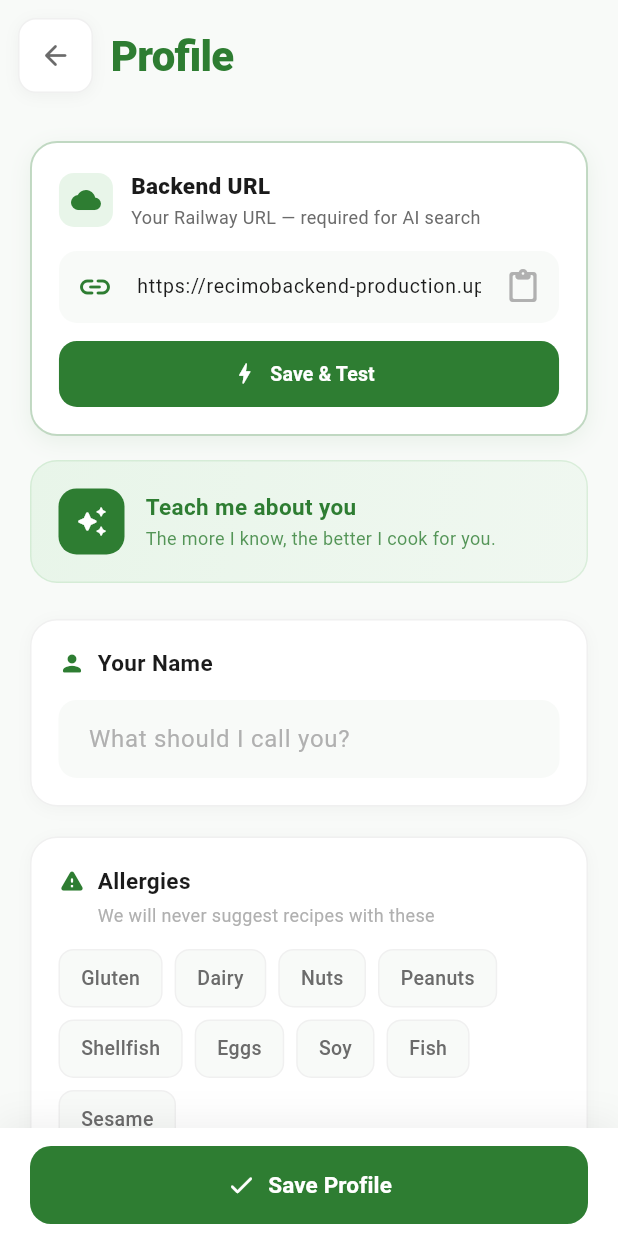
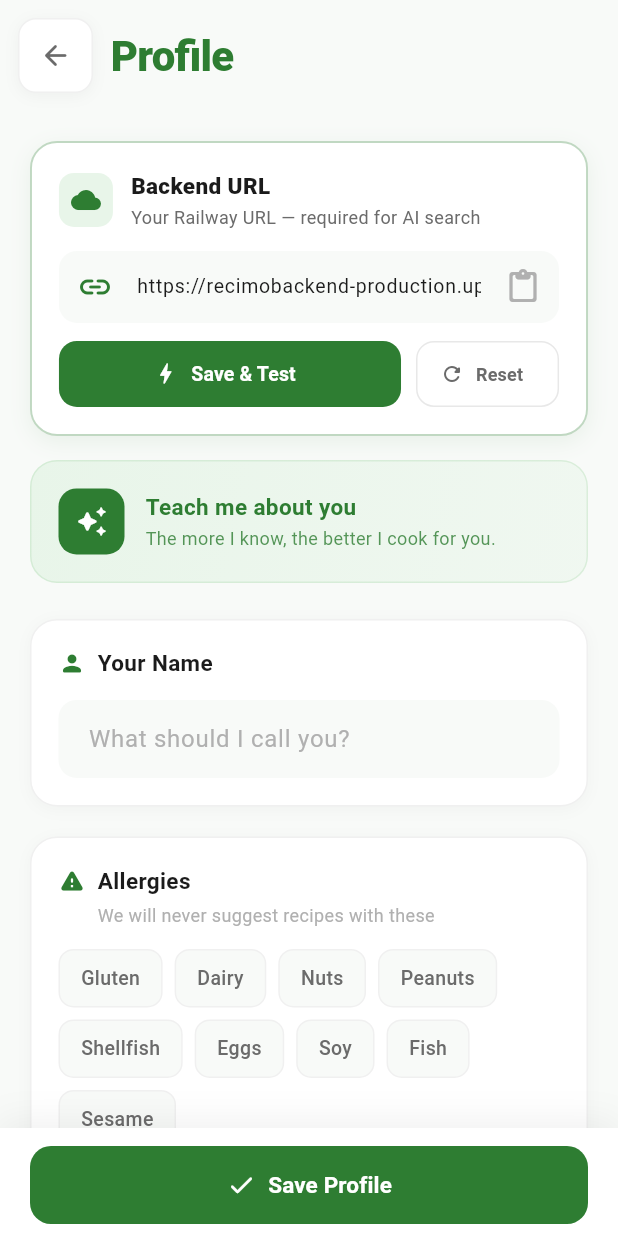
Before and after one commit to stossthegreat/Gobly, a Flutter app: the screen it shows after launch, after a tap on the "settings" icon, on a phone screen of 412 x 824 dp. Run offline on Flutter 3.47's test engine with Material 3 defaults, Android fonts, the phone set to English and light mode, and no system bars; our stand-ins replace shared_preferences, speech_to_text; accounts and stored records are empty; network calls fail; Roboto replaces fonts that are missing (SF Pro Display).

Commit message:
Bulletproof backend URL default + reset button
- Production Railway URL is the hardcoded default, not a compile-time fallback
- _backendUrl starts as the production default (not empty) so the very
  first request after boot always has a valid URL, even before load()
  resolves
- Auto-detects and wipes bad stored URLs from previous versions
  (localhost, 127.0.0.1, 10.0.2.2, non-http values)
- New resetToDefault() method clears stored URL and reverts to production
- Reset button added next to Save & Test in Settings — one tap restores
  the live Railway URL if the user got stuck with a bad value

```diff
--- a/lib/screens/settings_screen.dart
+++ b/lib/screens/settings_screen.dart
@@ -443,6 +443,33 @@ class _SettingsScreenState extends State<SettingsScreen> {
                         shape: RoundedRectangleBorder(
                           borderRadius: BorderRadius.circular(12),
                         ),
+                      ),
+                    ),
+                  ),
+                ),
+                const SizedBox(width: 10),
+                SizedBox(
+                  height: 44,
+                  child: OutlinedButton.icon(
+                    onPressed: _backendTesting
+                        ? null
+                        : () async {
+                            await AppSettingsService.instance.resetToDefault();
+                            _backendController.text =
+                                AppSettingsService.instance.backendUrl;
+                            setState(() => _backendStatus = null);
+                            HapticFeedback.lightImpact();
+                          },
+                    icon: const Icon(Icons.refresh_rounded, size: 16),
+                    label: const Text(
+                      'Reset',
+                      style: TextStyle(fontSize: 12, fontWeight: FontWeight.w600),
+                    ),
+                    style: OutlinedButton.styleFrom(
+                      foregroundColor: AppColors.textSecondary,
+                      side: BorderSide(color: AppColors.border),
+                      shape: RoundedRectangleBorder(
+                        borderRadius: BorderRadius.circular(12),
                       ),
                     ),
                   ),
--- a/lib/services/app_settings_service.dart
+++ b/lib/services/app_settings_service.dart
@@ -11,42 +11,73 @@ class AppSettingsService extends ChangeNotifier {
 
   static const _backendUrlKey = 'recimo_backend_url_v1';
 
-  /// Production Railway URL — baked in so new installs work out of the box.
-  /// Can still be overridden at runtime (Settings) or at build time
-  /// (--dart-define=BACKEND_URL=...).
-  static const String _productionDefault =
+  /// Production Railway URL — always falls back to this if nothing else is set.
+  /// Can be overridden at runtime (Settings) or at build time via
+  /// --dart-define=BACKEND_URL=...
+  static const String productionDefault =
       'https://recimobackend-production.up.railway.app';
 
-  /// Compile-time default (overridable with --dart-define=BACKEND_URL=...)
-  static const String _compileTimeDefault = String.fromEnvironment(
+  /// Compile-time override only — does NOT apply when empty.
+  static const String _compileTimeOverride = String.fromEnvironment(
     'BACKEND_URL',
-    defaultValue: _productionDefault,
+    defaultValue: '',
   );
 
-  String _backendUrl = '';
+  // Start with the production default so we're never empty, even
+  // before load() resolves. This guarantees the very first request
+  // after app boot has a valid URL.
+  String _backendUrl = productionDefault;
   String get backendUrl => _backendUrl;
 
-  /// True if there's a usable backend URL configured
   bool get hasBackend => _backendUrl.isNotEmpty;
 
   bool _loaded = false;
   bool get loaded => _loaded;
+
+  /// Detect bad URLs from previous versions that should be ignored
+  bool _isBadStored(String url) {
+    final lower = url.toLowerCase();
+    return lower.contains('localhost') ||
+        lower.contains('127.0.0.1') ||
+        lower.contains('10.0.2.2') || // Android emulator loopback
+        !lower.startsWith('http');
+  }
 
   Future<void> load() async {
     if (_loaded) return;
     try {
       final prefs = await SharedPreferences.getInstance();
       final stored = prefs.getString(_backendUrlKey);
-      if (stored != null && stored.isNotEmpty) {
+
+      if (stored != null && stored.isNotEmpty && !_isBadStored(stored)) {
+        // User has a valid saved URL — use it
         _backendUrl = stored;
-      } else if (_compileTimeDefault.isNotEmpty) {
-        _backendUrl = _compileTimeDefault;
+      } else if (_compileTimeOverride.isNotEmpty) {
+        // Build-time override takes precedence over production default
+        _backendUrl = _compileTimeOverride;
+      } else {
+        // Fall through to the production default, and if the stored
+        // value was a known-bad URL, wipe it so it doesn't come back
+        _backendUrl = productionDefault;
+        if (stored != null && stored.isNotEmpty) {
+          await prefs.remove(_backendUrlKey);
+        }
       }
     } catch (_) {
-      _backendUrl = '';
+      _backendUrl = productionDefault;
     }
     _loaded = true;
     notifyListeners();
+  }
+
+  /// Reset to the production Railway URL
+  Future<void> resetToDefault() async {
+    _backendUrl = productionDefault;
+    notifyListeners();
+    try {
+      final prefs = await SharedPreferences.getInstance();
+      await prefs.remove(_backendUrlKey);
+    } catch (_) {}
   }
 
   Future<void> setBackendUrl(String url) async {
```
